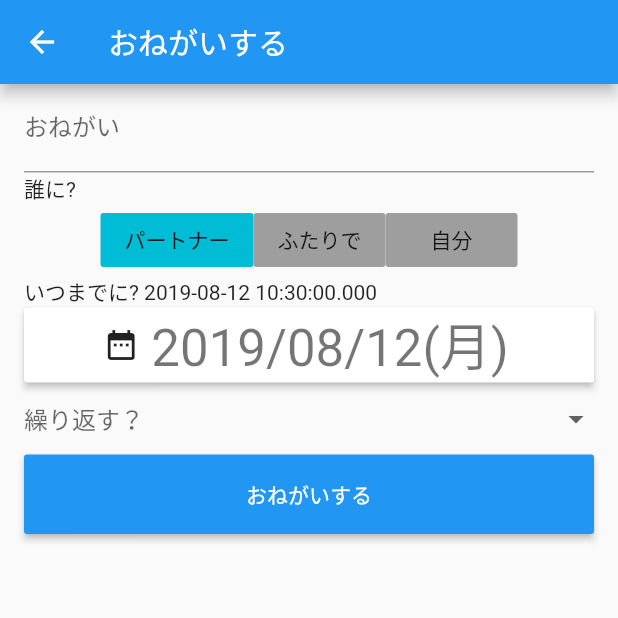
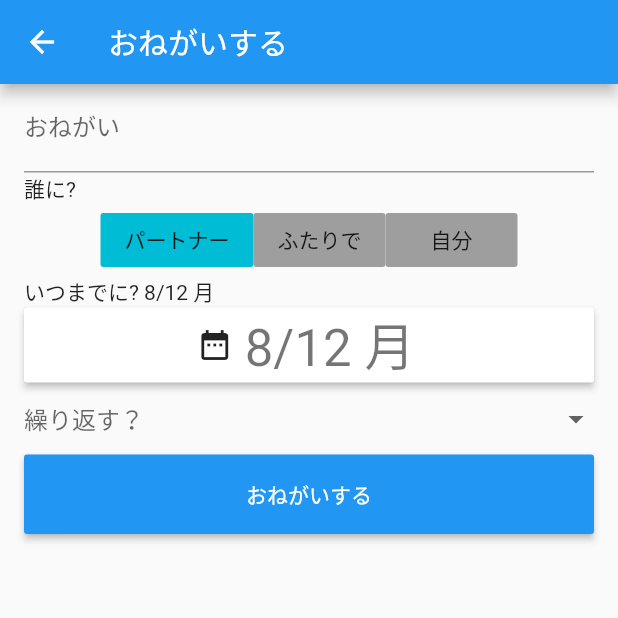
Before and after one commit to b07nji/Oshid-List, a Flutter app: the MyHomePage screen opened by its route, after a tap on the "add" icon, on a phone screen of 412 x 824 dp, the top half of it. Run offline on Flutter 3.47's test engine with Material 2 defaults, Android fonts, the phone set to English and light mode, and no system bars; our stand-ins replace cloud_firestore, qr_flutter, shared_preferences; missing offline and left inert: barcode_scan; accounts and stored records are empty.

Commit message:
fix date format

```diff
--- a/lib/view/home.dart
+++ b/lib/view/home.dart
@@ -261,7 +261,7 @@ class _MyHomePageState extends State<MyHomePage>
 
   Widget _buildListItem(BuildContext context, DocumentSnapshot data) {
     final record = Record.fromSnapshot(data);
-    var formatter = new DateFormat('(E) M/d', "ja");
+    var formatter = DateFormat('E: M/d', "ja");
 
     return Padding(
       key: ValueKey(record.content),
--- a/lib/view/onegaiPage.dart
+++ b/lib/view/onegaiPage.dart
@@ -35,7 +35,7 @@ class OnegaiFormState extends State<OnegaiForm> {
   final GlobalKey<FormState> _formKey = GlobalKey<FormState>();
   final _onegai = Onegai();
 ///日付の表示変換
-  var formatter = new DateFormat('yyyy/MM/dd(E)', "ja");
+  var formatter = DateFormat('M/d E', "ja");
 ///繰り返しボタンリスト
   List<String> _repeatation = ['毎日', '週に一度', '月に一度', '年に一度'];
   String _selectedRepeatation;
@@ -182,7 +182,7 @@ class OnegaiFormState extends State<OnegaiForm> {
               ],
             ),
 
-            Text('いつまでに? ${_onegai.dueDate}'),
+            Text('いつまでに? ${formatter.format(_onegai.dueDate)}'),
             SizedBox(
               width: 10.0,
               child: RaisedButton.icon(
```
